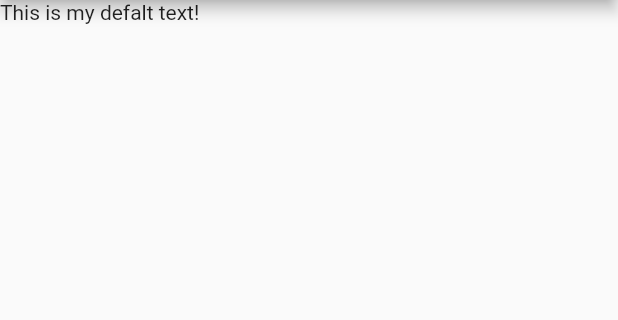
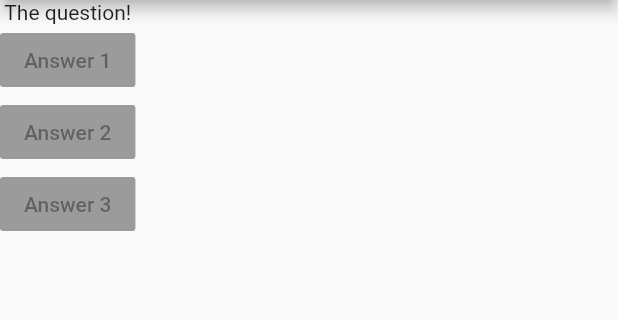
Before and after one commit to Wawtuh/basic_flutter, a Flutter app: the screen it shows after launch, on a phone screen of 412 x 824 dp, the part 84-404 px from its top. Run offline on Flutter 3.47's test engine with Material 2 defaults, Android fonts, the phone set to English and light mode, and no system bars.

Commit message:
Update main.dart

```diff
--- a/flutter_complete_guide/lib/main.dart
+++ b/flutter_complete_guide/lib/main.dart
@@ -8,12 +8,32 @@ void main() => runApp(MyApp());
 class MyApp extends StatelessWidget {
   @override
   Widget build(BuildContext context) {
+    var questoins = [
+      'What\'s your favorite color?',
+      'What\'s your favorite animal?'
+    ];
     return MaterialApp(
       home: Scaffold(
         appBar: AppBar(
           title: Text('My First App'),
         ),
-        body: Text('This is my defalt text!'),
+        body: Column(
+          children: [
+            Text('The question!'),
+            RaisedButton(
+              child: Text('Answer 1'),
+              onPressed: null,
+            ),
+            RaisedButton(
+              child: Text('Answer 2'),
+              onPressed: null,
+            ),
+            RaisedButton(
+              child: Text('Answer 3'),
+              onPressed: null,
+            ),
+          ],
+        ),
       ),
     );
   }
```
